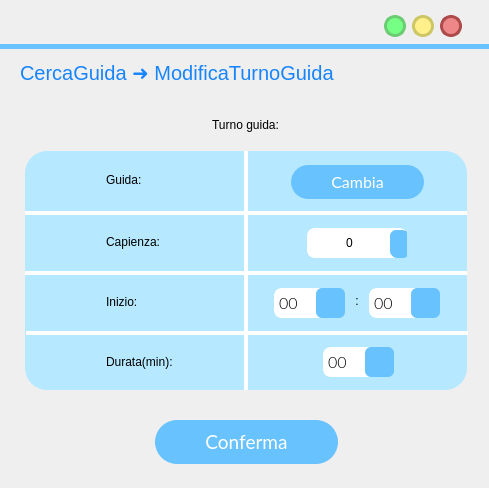
SbattellaMattia/SoftwareEngineering, file ui/ModificaTurnoGuida.ui: the form before one commit.
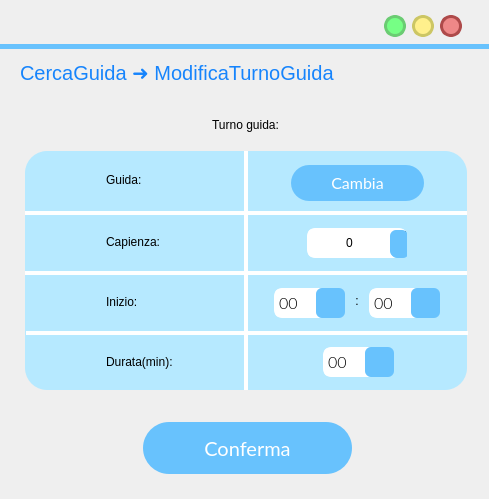
The form after the commit. Icons and pictures are not drawn.

Commit message: revisione viste 22/34, implementato il maximizeButton

Diff of the .ui file:
```diff
--- a/ui/ModificaTurnoGuida.ui
+++ b/ui/ModificaTurnoGuida.ui
@@ -7,7 +7,7 @@
     <x>0</x>
     <y>0</y>
     <width>489</width>
-    <height>488</height>
+    <height>499</height>
    </rect>
   </property>
   <property name="windowTitle">
@@ -569,59 +569,6 @@
      <number>0</number>
     </property>
    </widget>
-   <widget class="QPushButton" name="confermaButton">
-    <property name="geometry">
-     <rect>
-      <x>155</x>
-      <y>420</y>
-      <width>183</width>
-      <height>44</height>
-     </rect>
-    </property>
-    <property name="font">
-     <font>
-      <family>Lato</family>
-      <pointsize>14</pointsize>
-      <weight>50</weight>
-      <italic>false</italic>
-      <bold>false</bold>
-     </font>
-    </property>
-    <property name="cursor">
-     <cursorShape>PointingHandCursor</cursorShape>
-    </property>
-    <property name="autoFillBackground">
-     <bool>false</bool>
-    </property>
-    <property name="styleSheet">
-     <string notr="true">QPushButton{
- background-color:rgb(104, 194, 253);
- border-style: solid;
- border-radius:22px;
-color: rgb(255, 255, 255);
-font: 14pt &quot;Lato&quot;;
-}
-
-QPushButton::hover{
-
-
-	border-color : rgb(15, 138, 204);
-	color: white;
-border-width:0;
-}
-
-QPushButton::pressed{
-	border-color:rgb(104, 194, 253);
-	border-width:4;
-	background-color : white;
-	color:rgb(104, 194, 253);
-}
-</string>
-    </property>
-    <property name="text">
-     <string>Conferma</string>
-    </property>
-   </widget>
    <widget class="QLabel" name="label_10">
     <property name="geometry">
      <rect>
@@ -792,7 +739,7 @@
       <x>291</x>
       <y>165</y>
       <width>133</width>
-      <height>34</height>
+      <height>36</height>
      </rect>
     </property>
     <property name="font">
@@ -814,7 +761,7 @@
      <string notr="true">QPushButton{
  background-color:rgb(104, 194, 253);
  border-style: solid;
- border-radius:17px;
+ border-radius:18px;
 color: rgb(255, 255, 255);
 font: 12pt &quot;Lato&quot;;
 }
@@ -1416,6 +1363,57 @@
      <number>99</number>
     </property>
    </widget>
+   <widget class="QPushButton" name="confermaButton">
+    <property name="geometry">
+     <rect>
+      <x>143</x>
+      <y>422</y>
+      <width>209</width>
+      <height>52</height>
+     </rect>
+    </property>
+    <property name="font">
+     <font>
+      <family>Lato</family>
+      <pointsize>15</pointsize>
+      <weight>50</weight>
+      <italic>false</italic>
+      <bold>false</bold>
+     </font>
+    </property>
+    <property name="cursor">
+     <cursorShape>PointingHandCursor</cursorShape>
+    </property>
+    <property name="autoFillBackground">
+     <bool>false</bool>
+    </property>
+    <property name="styleSheet">
+     <string notr="true">QPushButton{
+ background-color:rgb(104, 194, 253);
+ border-style: solid;
+ border-radius:26px;
+color: rgb(255, 255, 255);
+	font: 15pt &quot;Lato&quot;;
+}
+
+QPushButton::hover{
+	border-color : rgb(15, 138, 204);
+	color: white;
+border-width:0;
+}
+
+QPushButton::pressed{
+	border-color:rgb(104, 194, 253);
+	border-width:4;
+	background-color : white;
+	color:rgb(104, 194, 253);
+}
+</string>
+    </property>
+    <property name="text">
+     <string>Conferma</string>
+    </property>
+   </widget>
   </widget>
  </widget>
  <resources>
```
Left out of the diff: 2 changed lines with no effect on the pictures. The commit also changes 27 other files.
